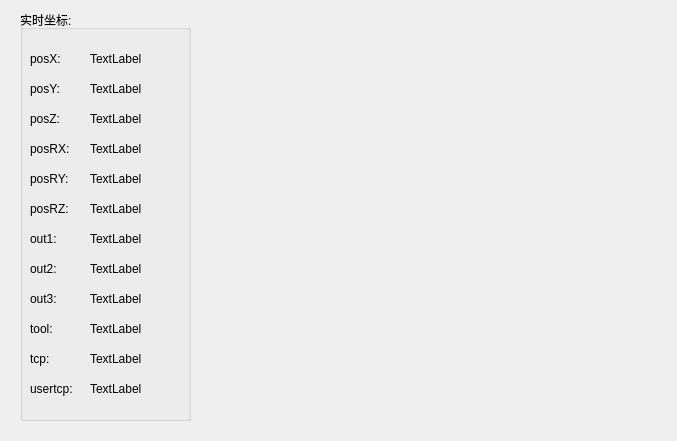
Above: pshowdlg.ui from qubo188612/qtwelding before the change. Below: the same form after it.
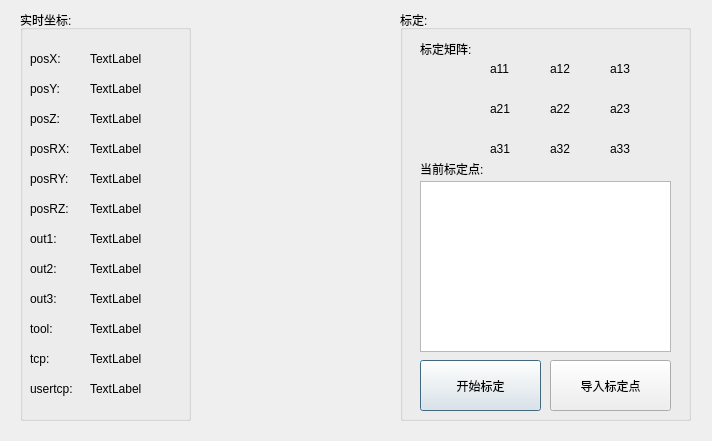
That is the form after the change.

Diff of the .ui file:
```diff
--- a/pshowdlg.ui
+++ b/pshowdlg.ui
@@ -6,7 +6,7 @@
    <rect>
     <x>0</x>
     <y>0</y>
-    <width>677</width>
+    <width>712</width>
     <height>441</height>
    </rect>
   </property>
@@ -338,6 +338,198 @@
     </property>
    </widget>
   </widget>
+  <widget class="QGroupBox" name="groupBox_2">
+   <property name="geometry">
+    <rect>
+     <x>400</x>
+     <y>10</y>
+     <width>291</width>
+     <height>411</height>
+    </rect>
+   </property>
+   <property name="title">
+    <string>标定:</string>
+   </property>
+   <widget class="QPushButton" name="pushButton">
+    <property name="geometry">
+     <rect>
+      <x>20</x>
+      <y>350</y>
+      <width>121</width>
+      <height>51</height>
+     </rect>
+    </property>
+    <property name="text">
+     <string>开始标定</string>
+    </property>
+   </widget>
+   <widget class="QTextBrowser" name="textBrowser">
+    <property name="geometry">
+     <rect>
+      <x>20</x>
+      <y>171</y>
+      <width>251</width>
+      <height>171</height>
+     </rect>
+    </property>
+   </widget>
+   <widget class="QPushButton" name="pushButton_2">
+    <property name="geometry">
+     <rect>
+      <x>150</x>
+      <y>350</y>
+      <width>121</width>
+      <height>51</height>
+     </rect>
+    </property>
+    <property name="text">
+     <string>导入标定点</string>
+    </property>
+   </widget>
+   <widget class="QLabel" name="label_13">
+    <property name="geometry">
+     <rect>
+      <x>20</x>
+      <y>150</y>
+      <width>91</width>
+      <height>17</height>
+     </rect>
+    </property>
+    <property name="text">
+     <string>当前标定点:</string>
+    </property>
+   </widget>
+   <widget class="QLabel" name="label_14">
+    <property name="geometry">
+     <rect>
+      <x>20</x>
+      <y>30</y>
+      <width>91</width>
+      <height>17</height>
+     </rect>
+    </property>
+    <property name="text">
+     <string>标定矩阵:</string>
+    </property>
+   </widget>
+   <widget class="QLabel" name="a01_label">
+    <property name="geometry">
+     <rect>
+      <x>150</x>
+      <y>50</y>
+      <width>61</width>
+      <height>17</height>
+     </rect>
+    </property>
+    <property name="text">
+     <string>a12</string>
+    </property>
+   </widget>
+   <widget class="QLabel" name="a02_label">
+    <property name="geometry">
+     <rect>
+      <x>210</x>
+      <y>50</y>
+      <width>61</width>
+      <height>17</height>
+     </rect>
+    </property>
+    <property name="text">
+     <string>a13</string>
+    </property>
+   </widget>
+   <widget class="QLabel" name="a00_label">
+    <property name="geometry">
+     <rect>
+      <x>90</x>
+      <y>50</y>
+      <width>61</width>
+      <height>17</height>
+     </rect>
+    </property>
+    <property name="text">
+     <string>a11</string>
+    </property>
+   </widget>
+   <widget class="QLabel" name="a21_label">
+    <property name="geometry">
+     <rect>
+      <x>150</x>
+      <y>130</y>
+      <width>61</width>
+      <height>17</height>
+     </rect>
+    </property>
+    <property name="text">
+     <string>a32</string>
+    </property>
+   </widget>
+   <widget class="QLabel" name="a12_label">
+    <property name="geometry">
+     <rect>
+      <x>210</x>
+      <y>90</y>
+      <width>61</width>
+      <height>17</height>
+     </rect>
+    </property>
+    <property name="text">
+     <string>a23</string>
+    </property>
+   </widget>
+   <widget class="QLabel" name="a11_label">
+    <property name="geometry">
+     <rect>
+      <x>150</x>
+      <y>90</y>
+      <width>61</width>
+      <height>17</height>
+     </rect>
+    </property>
+    <property name="text">
+     <string>a22</string>
+    </property>
+   </widget>
+   <widget class="QLabel" name="a22_label">
+    <property name="geometry">
+     <rect>
+      <x>210</x>
+      <y>130</y>
+      <width>61</width>
+      <height>17</height>
+     </rect>
+    </property>
+    <property name="text">
+     <string>a33</string>
+    </property>
+   </widget>
+   <widget class="QLabel" name="a20_label">
+    <property name="geometry">
+     <rect>
+      <x>90</x>
+      <y>130</y>
+      <width>61</width>
+      <height>17</height>
+     </rect>
+    </property>
+    <property name="text">
+     <string>a31</string>
+    </property>
+   </widget>
+   <widget class="QLabel" name="a10_label">
+    <property name="geometry">
+     <rect>
+      <x>90</x>
+      <y>90</y>
+      <width>61</width>
+      <height>17</height>
+     </rect>
+    </property>
+    <property name="text">
+     <string>a21</string>
+    </property>
+   </widget>
+  </widget>
  </widget>
  <resources/>
  <connections/>
```
